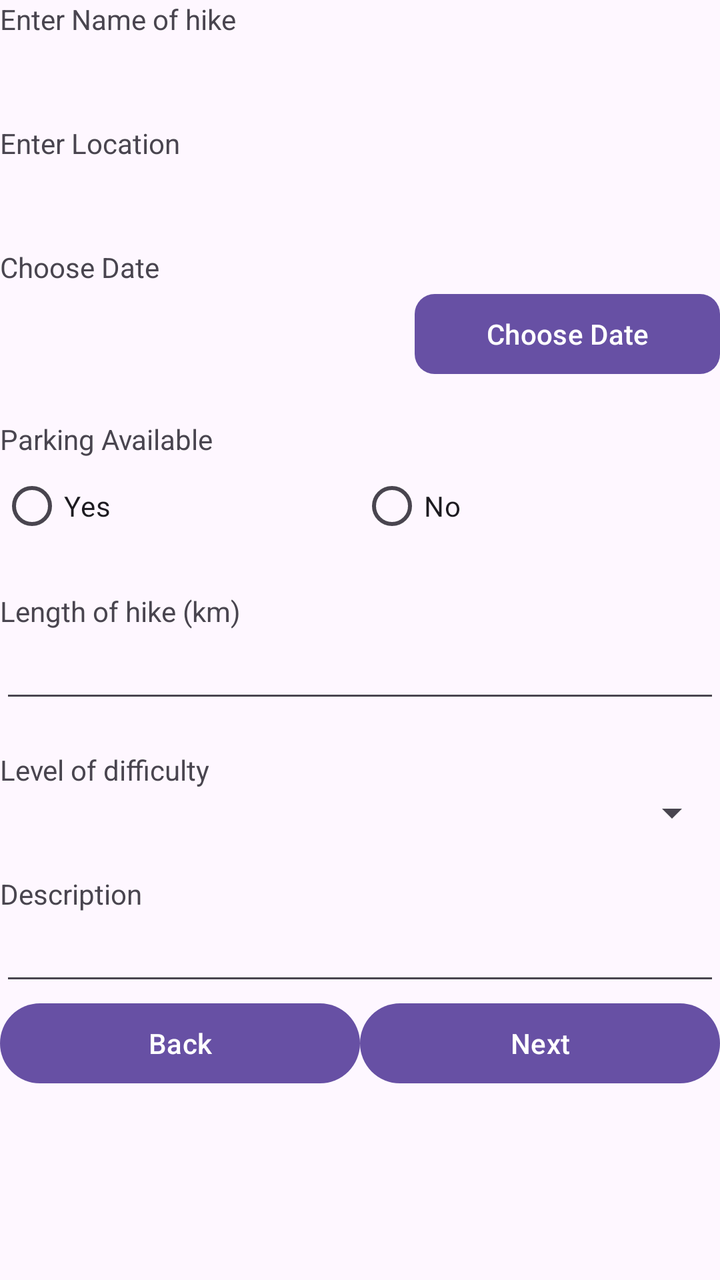
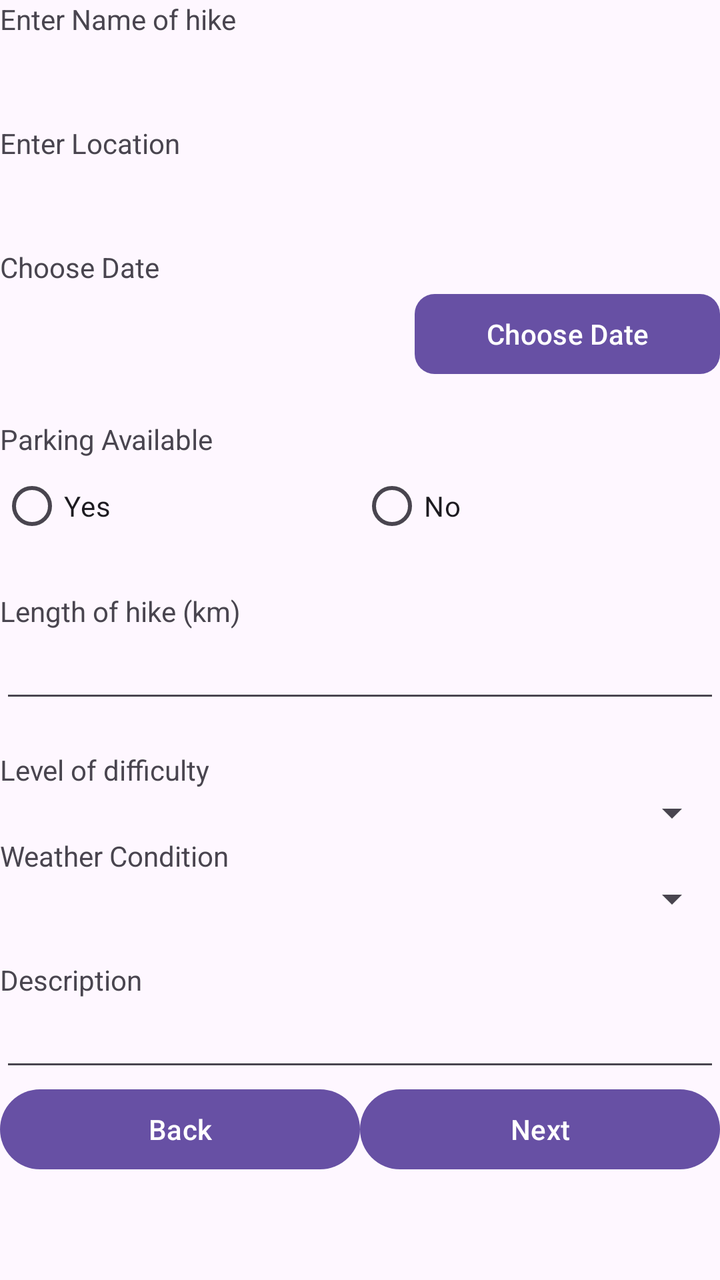

An Android layout rendered at two revisions. The XML below is the earlier revision; the diff shows what the commit changed to produce the second picture.
<!-- AndroidManifest.xml: application theme Theme.MHIke -->
<!-- res/layout/activity_entry.xml -->
<?xml version="1.0" encoding="utf-8"?>
<LinearLayout xmlns:android="http://schemas.android.com/apk/res/android"
    xmlns:app="http://schemas.android.com/apk/res-auto"
    xmlns:tools="http://schemas.android.com/tools"
    android:layout_width="match_parent"
    android:layout_height="match_parent"
    android:layout_margin="16dp"
    android:orientation="vertical"
    tools:context=".EntryActivity">

    <TextView
        android:layout_width="match_parent"
        android:layout_height="wrap_content"
        android:text="@string/lbl_NameOfHike" />

    <Spinner
        android:id="@+id/spinnerHikeNames"
        android:layout_width="409dp"
        android:layout_height="wrap_content"
        tools:layout_editor_absoluteX="1dp"
        tools:layout_editor_absoluteY="164dp" />

    






    <TextView
        android:id="@+id/lbl_h1"
        android:layout_width="match_parent"
        android:layout_height="wrap_content"
        android:text="Please fill the above field."
        android:visibility="invisible"
        android:textColor="#FF0000"
        />







    <TextView
        android:layout_width="wrap_content"
        android:layout_height="wrap_content"
        android:hint="Name"
        android:text="@string/lbl_Location" />


    <Spinner
        android:id="@+id/spinnerLocations"
        android:layout_width="409dp"
        android:layout_height="wrap_content"
        tools:layout_editor_absoluteX="1dp"
        tools:layout_editor_absoluteY="205dp" />

    




    <TextView
        android:id="@+id/lbl_h2"
        android:layout_width="match_parent"
        android:layout_height="wrap_content"
        android:text="Please select the above field."
        android:visibility="invisible"
        android:textColor="#FF0000"
        />

    <TextView
        android:id="@+id/lbl2"
        android:layout_width="match_parent"
        android:layout_height="wrap_content"
        android:hint="Name"
        android:text="@string/lbl_ChooseDate" />

    <LinearLayout
        android:layout_width="match_parent"
        android:layout_height="wrap_content"
        android:orientation="horizontal">

        <TextView
            android:id="@+id/lbl_Date"
            android:layout_width="wrap_content"
            android:layout_height="match_parent"
            android:layout_weight="90" />

        <Button
            android:id="@+id/btnShowDateTime"
            android:layout_width="wrap_content"
            android:layout_height="wrap_content"
            android:layout_weight="10"
            android:text="@string/btn_Date"
            app:cornerRadius="10dp" />


    </LinearLayout>
    <TextView
        android:id="@+id/lbl_h3"
        android:layout_width="match_parent"
        android:layout_height="wrap_content"
        android:text="Please fill the above field."
        android:visibility="invisible"
        android:textColor="#FF0000"
        />

    <TextView
        android:id="@+id/textView4"
        android:layout_width="match_parent"
        android:layout_height="wrap_content"
        android:hint="Name"
        android:text="@string/lbl_ParkingAvailable" />

    <RadioGroup
        android:layout_width="match_parent"
        android:layout_height="wrap_content"
        android:orientation="horizontal">

        <RadioButton
            android:id="@+id/rdo_Yes"
            android:layout_width="match_parent"
            android:layout_height="wrap_content"
            android:layout_weight="0.5"
            android:text="@string/txt_Yes" />

        <RadioButton
            android:id="@+id/rdo_No"
            android:layout_width="match_parent"
            android:layout_height="wrap_content"
            android:layout_weight="0.5"
            android:text="@string/txt_No" />
    </RadioGroup>

    <TextView
        android:id="@+id/lbl_h4"
        android:layout_width="match_parent"
        android:layout_height="wrap_content"
        android:text="Please fill the above field."
        android:visibility="invisible"
        android:textColor="#FF0000"
        />


    <TextView
        android:id="@+id/textView5"
        android:layout_width="match_parent"
        android:layout_height="wrap_content"
        android:hint="Name"
        android:text="@string/lbl_LengthOfTheHike" />

    <EditText
        android:id="@+id/txt_LengthOfHike"
        android:layout_width="match_parent"
        android:layout_height="wrap_content"
        android:ems="10"
        android:inputType="numberDecimal" />

    <TextView
        android:id="@+id/lbl_h5"
        android:layout_width="match_parent"
        android:layout_height="wrap_content"
        android:text="Please fill the above field."
        android:visibility="invisible"
        android:textColor="#FF0000"
        />

    <TextView
        android:id="@+id/textView6"
        android:layout_width="match_parent"
        android:layout_height="wrap_content"
        android:hint="Name"
        android:text="@string/lbl_LevelOfDifficulty" />

    <Spinner
        android:id="@+id/spn_Difficulty"
        android:layout_width="match_parent"
        android:layout_height="wrap_content" />

    <TextView
        android:id="@+id/lbl_h6"
        android:layout_width="match_parent"
        android:layout_height="wrap_content"
        android:text="Please select the above field."
        android:visibility="invisible"
        android:textColor="#FF0000"
        />

    <TextView
        android:id="@+id/textView7"
        android:layout_width="match_parent"
        android:layout_height="wrap_content"
        android:hint="Name"
        android:text="@string/lbl_Description" />

    <EditText
        android:id="@+id/txt_Description"
        android:layout_width="match_parent"
        android:layout_height="wrap_content"
        android:ems="10"
        android:gravity="start|top"
        android:inputType="textMultiLine" />

    <LinearLayout
        android:layout_width="match_parent"
        android:layout_height="wrap_content"
        android:orientation="horizontal">

        <Button
            android:id="@+id/btn_Back"
            android:layout_width="match_parent"
            android:layout_height="wrap_content"
            android:layout_weight="1"
            android:text="Back" />
        <Button
            android:id="@+id/btn_Next"
            android:layout_width="match_parent"
            android:layout_height="wrap_content"
            android:layout_weight="1"
            android:text="Next" />

    </LinearLayout>



</LinearLayout>
<!-- resources referenced by this layout -->
<resources>
  <string name="btn_Date">Choose Date</string>
  <string name="lbl_ChooseDate">"Choose Date"</string>
  <string name="lbl_Description">"Description"</string>
  <string name="lbl_LengthOfTheHike">"Length of hike (km)"</string>
  <string name="lbl_LevelOfDifficulty">"Level of difficulty"</string>
  <string name="lbl_Location">"Enter Location"</string>
  <string name="lbl_NameOfHike">"Enter Name of hike"</string>
  <string name="lbl_ParkingAvailable">"Parking Available"</string>
  <string name="txt_No">No</string>
  <string name="txt_Yes">Yes</string>
  <style name="Theme.MHIke" parent="Base.Theme.MHIke" />
  <style name="Base.Theme.MHIke" parent="Theme.Material3.DayNight.NoActionBar">
          
          
      </style>
</resources>

<!-- the commit's change to res/layout/activity_entry.xml (unified diff, before → after) -->
@@ -178,6 +178,17 @@
         android:id="@+id/spn_Difficulty"
         android:layout_width="match_parent"
         android:layout_height="wrap_content" />
+<TextView
+        android:id="@+id/textView8"
+        android:layout_width="match_parent"
+        android:layout_height="wrap_content"
+        android:hint="Name"
+        android:text="Weather Condition" />
+
+    <Spinner
+        android:id="@+id/spn_Weather"
+        android:layout_width="match_parent"
+        android:layout_height="wrap_content" />
 
     <TextView
         android:id="@+id/lbl_h6"
